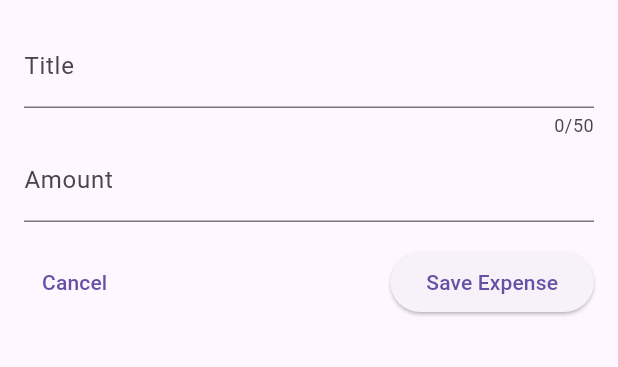
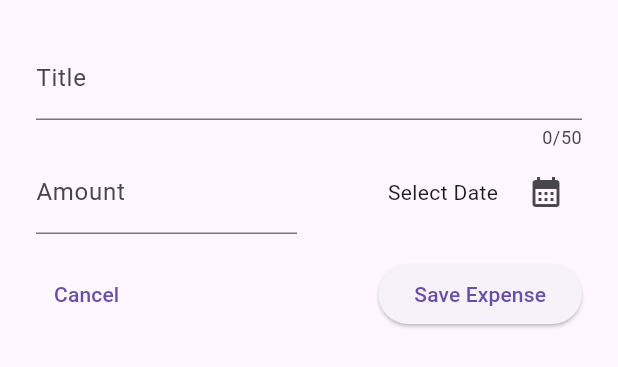
Before and after one commit to clebsonsh/expense_tracker, a Flutter app: the NewExpense widget shown alone on an empty page, opened directly, on a phone screen of 412 x 824 dp. Shown: the top 367 px of the screen. Run offline on Flutter 3.47's test engine with Material 2 defaults, Android fonts, the phone set to English and light mode, and no system bars.

Commit message:
Showing a Date Picker

```diff
--- a/lib/widgets/new_expense.dart
+++ b/lib/widgets/new_expense.dart
@@ -1,5 +1,3 @@
-import 'dart:math';
-
 import 'package:flutter/material.dart';
 
 class NewExpense extends StatefulWidget {
@@ -15,6 +13,16 @@ class _NewExpense extends State<NewExpense> {
   final _titleController = TextEditingController();
   final _amountController = TextEditingController();
 
+  void _presentDatePicker() {
+    final now = DateTime.now();
+    showDatePicker(
+      context: context,
+      initialDate: now,
+      firstDate: now.subtract(const Duration(days: 365)),
+      lastDate: now,
+    );
+  }
+
   @override
   void dispose() {
     _titleController.dispose();
@@ -25,7 +33,7 @@ class _NewExpense extends State<NewExpense> {
   @override
   Widget build(BuildContext context) {
     return Padding(
-      padding: const EdgeInsets.all(16),
+      padding: const EdgeInsets.all(24),
       child: Column(
         children: [
           TextField(
@@ -33,7 +41,10 @@ class _NewExpense extends State<NewExpense> {
             decoration: const InputDecoration(labelText: 'Title'),
             maxLength: 50,
           ),
-          TextField(
+          Row(
+            children: [
+              Expanded(
+                child: TextField(
                   keyboardType: TextInputType.number,
                   controller: _amountController,
                   decoration: const InputDecoration(
@@ -41,9 +52,25 @@ class _NewExpense extends State<NewExpense> {
                     prefixText: '\$ ',
                   ),
                 ),
-          const SizedBox(
-            height: 16,
               ),
+              const SizedBox(width: 16),
+              Expanded(
+                child: Row(
+                  mainAxisAlignment: MainAxisAlignment.end,
+                  crossAxisAlignment: CrossAxisAlignment.center,
+                  children: [
+                    const Text('Select Date'),
+                    const SizedBox(width: 8),
+                    IconButton(
+                      onPressed: _presentDatePicker,
+                      icon: const Icon(Icons.calendar_month),
+                    )
+                  ],
+                ),
+              )
+            ],
+          ),
+          const SizedBox(height: 16),
           Row(
             children: [
               TextButton(
```
Lines whose indentation alone changed are shown as unchanged.
